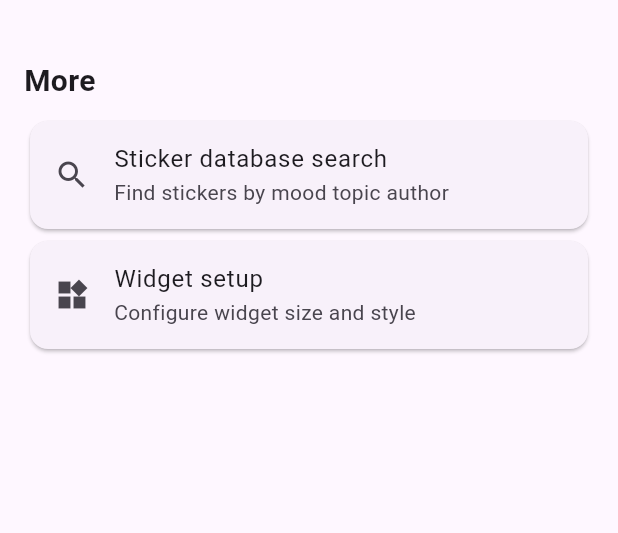
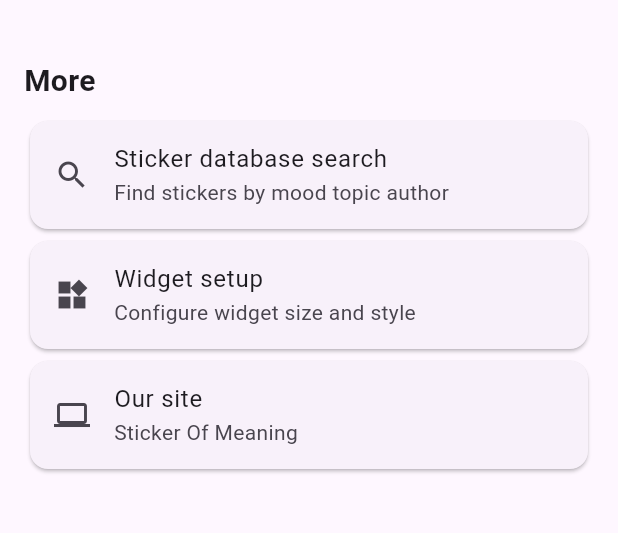
Before and after one commit to bbdaria/StickersOfMeaning, a Flutter app: the screen it shows after launch, on a phone screen of 412 x 824 dp, the part 308-841 px from its top. Run offline on Flutter 3.47's test engine with Material 3 defaults, Android fonts, the phone set to English and light mode, and no system bars; our stand-ins replace html_unescape, shared_preferences; missing offline and left inert: home_widget; network calls fail.

Commit message:
feat - link to site on homepage

```diff
--- a/lib/models/sticker.dart
+++ b/lib/models/sticker.dart
@@ -1,4 +1,4 @@
-import 'package:html_unescape/html_unescape.dart'; // <--- 1. Import this
+import 'package:html_unescape/html_unescape.dart';
 
 class Sticker {
   final int id;
@@ -21,7 +21,7 @@ class Sticker {
 
     // 3. Get the raw text and convert it
     String rawText = json['title']['rendered'] ?? '';
-    String textContent = unescape.convert(rawText); // <--- Fixes the weird characters
+    String textContent = unescape.convert(rawText);
 
     // Get Image URL
     String imgUrl = '';
--- a/lib/screens/home_screen.dart
+++ b/lib/screens/home_screen.dart
@@ -1,5 +1,6 @@
 import 'package:flutter/material.dart';
 import 'package:provider/provider.dart';
+import 'package:url_launcher/url_launcher.dart';
 
 import '../models/sticker.dart';
 import '../services/api_service.dart';
@@ -166,6 +167,16 @@ class _HomeScreenState extends State<HomeScreen> {
                 },
               ),
             ),
+            Card(
+              child: ListTile(
+                leading: const Icon(Icons.computer),
+                title: const Text('Our site'),
+                subtitle: const Text('Sticker Of Meaning'),
+                onTap: () {
+                  launchUrl(Uri.https('stickersofmeaning.org'),);
+                },
+              ),
+            ),
           ],
         ),
       ),
```
